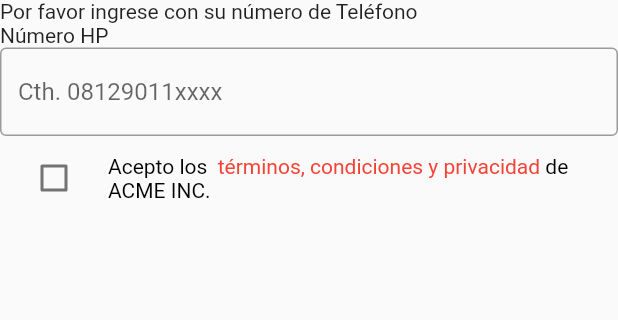
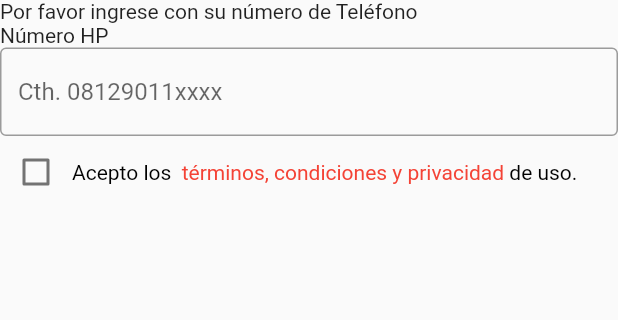
Before and after one commit to mrojasb2000/flutter_mytsel_app, a Flutter app: the screen it shows after launch, on a phone screen of 412 x 824 dp, the part 560-880 px from its top. Run offline on Flutter 3.47's test engine with Material 2 defaults, Android fonts, the phone set to English and light mode, and no system bars; our stand-ins replace get.

Commit message:
refactor: add link license

```diff
--- a/lib/app/modules/login/views/login_view.dart
+++ b/lib/app/modules/login/views/login_view.dart
@@ -1,3 +1,4 @@
+import 'package:flutter/gestures.dart';
 import 'package:flutter/material.dart';
 
 import 'package:get/get.dart';
@@ -26,11 +27,14 @@ class LoginView extends GetView<LoginController> {
               hintText: "Cth. 08129011xxxx",
             ),
           ),
-          CheckboxListTile(
+          Row(
+            children: [
+              Checkbox(
                 value: false,
                 onChanged: (value) {},
-            controlAffinity: ListTileControlAffinity.leading,
-            title: RichText(
+              ),
+              Expanded(
+                child: RichText(
                   text: TextSpan(
                       text: "Acepto los  ",
                       style: TextStyle(
@@ -38,13 +42,17 @@ class LoginView extends GetView<LoginController> {
                       ),
                       children: [
                         TextSpan(
+                            recognizer: TapGestureRecognizer()
+                              ..onTap = () {
+                                print("Términos y condiciones");
+                              },
                             text: "términos, condiciones y privacidad ",
                             style: TextStyle(
                               color: Colors.red,
                             ),
                             children: [
                               TextSpan(
-                            text: "de ACME INC. ",
+                                text: "de uso. ",
                                 style: TextStyle(
                                   color: Colors.black,
                                 ),
@@ -52,6 +60,8 @@ class LoginView extends GetView<LoginController> {
                             ]),
                       ]),
                 ),
+              ),
+            ],
           )
         ],
       ),
```
Lines whose indentation alone changed are shown as unchanged.
